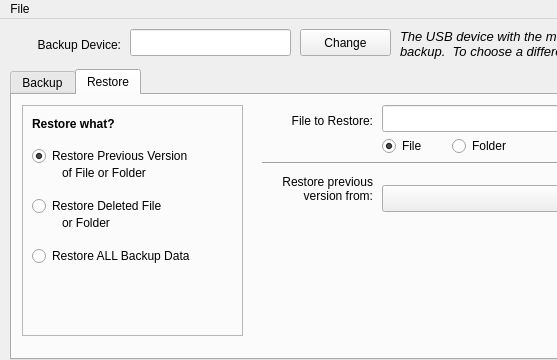
Above: mainwindow.ui from wasta-linux/wasta-backup before the change; both pictures show x 0 to 557 and y 0 to 360 of the 900 by 565 pixel window. Below: the same form after it.
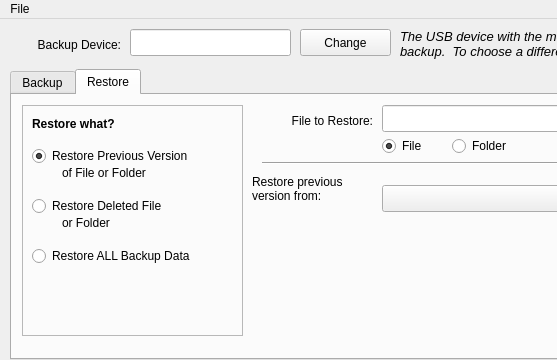
That is the form after the change. The open tabs and pages were chosen to show the change.

Commit message: Implemented "undo last restore" feature

```diff
--- a/mainwindow.ui
+++ b/mainwindow.ui
@@ -297,17 +297,17 @@
        <widget class="QLabel" name="prevDateTimeLabel">
         <property name="geometry">
          <rect>
-          <x>-10</x>
+          <x>0</x>
           <y>80</y>
           <width>131</width>
-          <height>51</height>
+          <height>41</height>
          </rect>
         </property>
         <property name="text">
          <string>Restore previous version from:</string>
         </property>
         <property name="alignment">
-         <set>Qt::AlignRight|Qt::AlignTop|Qt::AlignTrailing</set>
+         <set>Qt::AlignLeading|Qt::AlignLeft|Qt::AlignTop</set>
         </property>
         <property name="wordWrap">
          <bool>true</bool>
```
Left out of the diff: 6 changed lines with no effect on the pictures. The commit also changes 2 other files.
